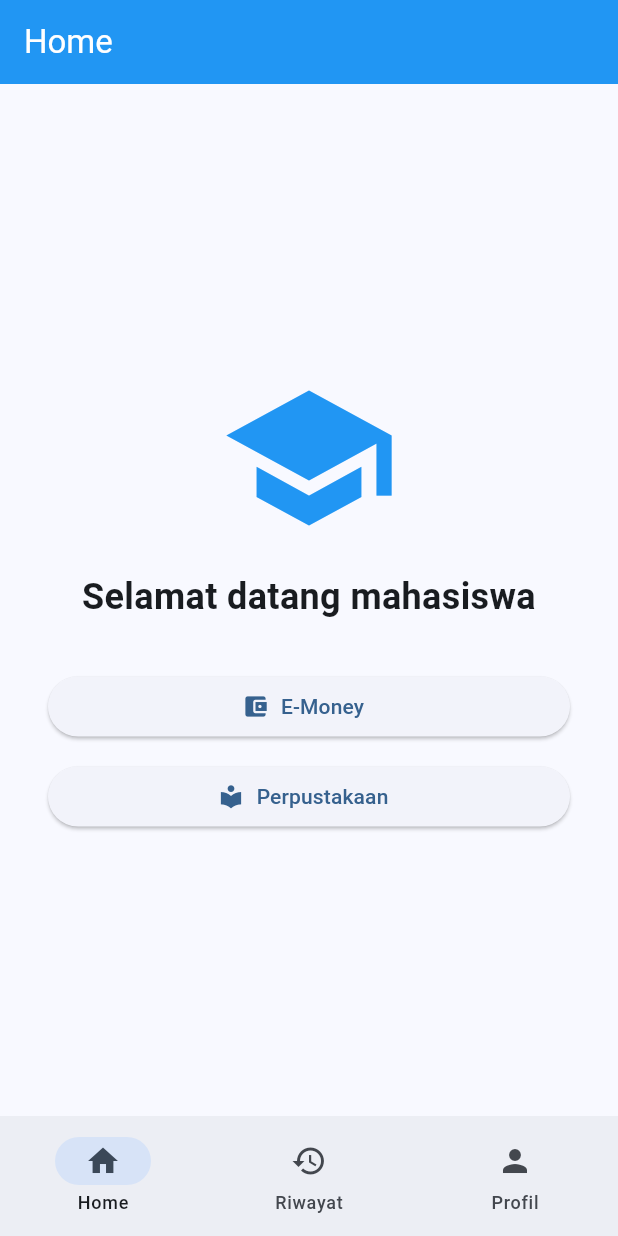
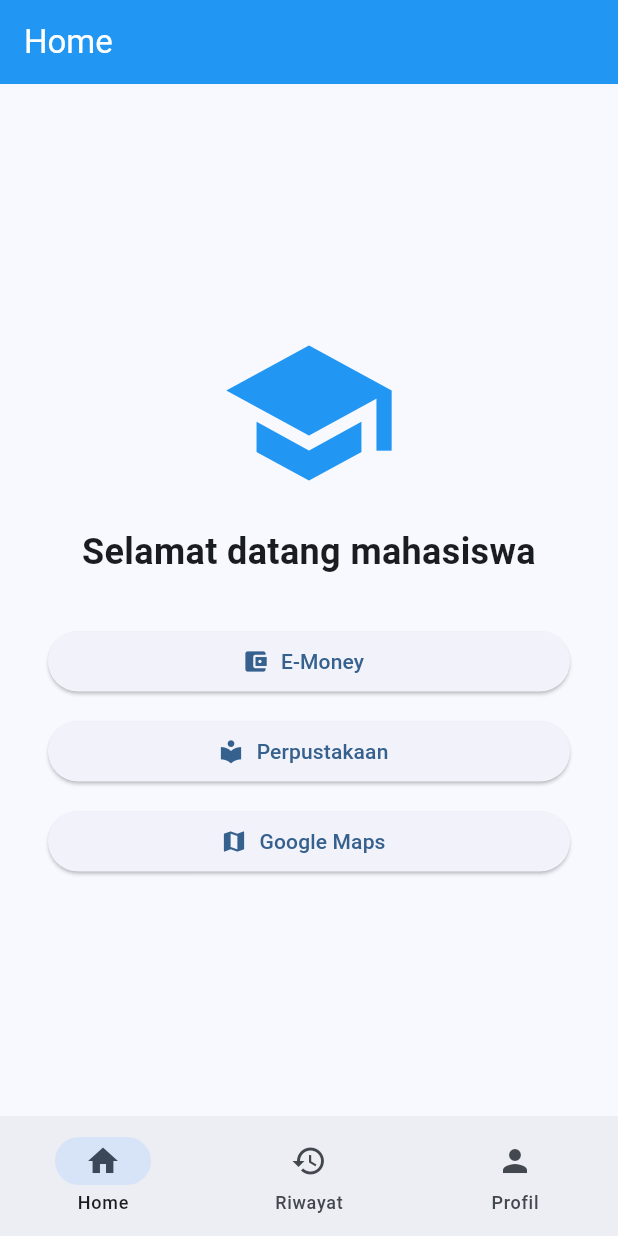
Before and after one commit to farrelgavin/Tugas-Maps-Flutter-pemrogramman-mobile-, a Flutter app: the screen it shows after launch, on a phone screen of 412 x 824 dp. Run offline on Flutter 3.47's test engine with Material 3 defaults, Android fonts, the phone set to English and light mode, and no system bars; our stand-ins replace google_maps_flutter.

Commit message:
Menambahkan fitur Google Maps

```diff
--- /dev/null
+++ b/api_key.txt
@@ -0,0 +1 @@
+AIzaSyCVZ5Dk9bkzGbwdK3Phk_wX8-Cbb0THcPo
--- a/lib/pages/home_page.dart
+++ b/lib/pages/home_page.dart
@@ -2,6 +2,7 @@ import 'package:flutter/material.dart';
 import '../widgets/navbar.dart';
 import 'emoney_page.dart';
 import 'perpustakaan_page.dart';
+import 'halaman_maps.dart';
 
 class HomePage extends StatelessWidget {
   const HomePage({super.key});
@@ -51,6 +52,18 @@ class HomePage extends StatelessWidget {
                   label: const Text('Perpustakaan'),
                 ),
               ),
+              const SizedBox(height: 12),
+              SizedBox(
+                width: double.infinity,
+                child: ElevatedButton.icon(
+                  onPressed: () => Navigator.push(
+                    context,
+                    MaterialPageRoute(builder: (_) => const HalamanMaps()),
+                  ),
+                  icon: const Icon(Icons.map),
+                  label: const Text('Google Maps'),
+                ),
+              ),
             ],
           ),
         ),
--- a/pubspec.yaml
+++ b/pubspec.yaml
@@ -34,6 +34,7 @@ dependencies:
   # The following adds the Cupertino Icons font to your application.
   # Use with the CupertinoIcons class for iOS style icons.
   cupertino_icons: ^1.0.8
+  google_maps_flutter: ^2.19.0
 
 dev_dependencies:
   flutter_test:
```
Also changed, not shown: lib/pages/halaman_maps.dart (added, +40 -0 lines), pubspec.lock, 2 other files.
